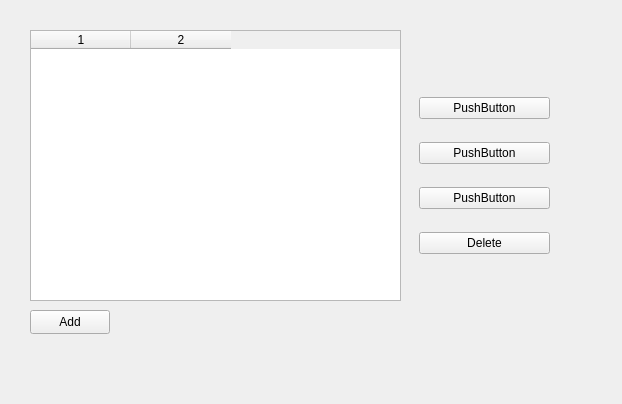
Qt form lab1/employees.ui (m-Jakub/Car-Workshop-with-Qt) before a commit.
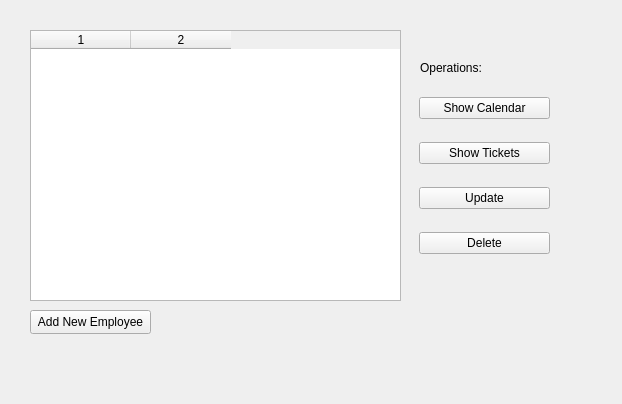
The same form after that commit.

Commit message: Implemented Adding Employees

Diff of the .ui file:
```diff
--- a/lab1/employees.ui
+++ b/lab1/employees.ui
@@ -18,12 +18,12 @@
     <rect>
      <x>30</x>
      <y>310</y>
-     <width>80</width>
+     <width>121</width>
      <height>24</height>
     </rect>
    </property>
    <property name="text">
-    <string>Add</string>
+    <string>Add New Employee</string>
    </property>
   </widget>
   <widget class="QTableWidget" name="tableWidget">
@@ -57,21 +57,21 @@
     <item>
      <widget class="QPushButton" name="pushButton_3">
       <property name="text">
-       <string>PushButton</string>
+       <string>Show Calendar</string>
       </property>
      </widget>
     </item>
     <item>
      <widget class="QPushButton" name="pushButton_4">
       <property name="text">
-       <string>PushButton</string>
+       <string>Show Tickets</string>
       </property>
      </widget>
     </item>
     <item>
      <widget class="QPushButton" name="pushButton_5">
       <property name="text">
-       <string>PushButton</string>
+       <string>Update</string>
       </property>
      </widget>
     </item>
@@ -84,6 +84,19 @@
     </item>
    </layout>
   </widget>
+  <widget class="QLabel" name="label">
+   <property name="geometry">
+    <rect>
+     <x>420</x>
+     <y>60</y>
+     <width>81</width>
+     <height>16</height>
+    </rect>
+   </property>
+   <property name="text">
+    <string>Operations:</string>
+   </property>
+  </widget>
  </widget>
  <resources/>
  <connections/>
```
The commit also changes 11 other files.
